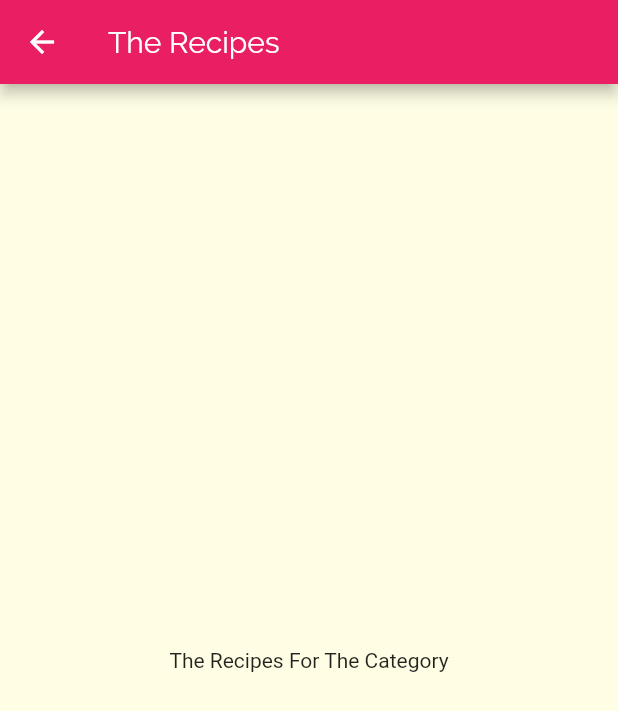
After one commit to blink486/mealsApp, a Flutter app: the screen it shows after launch, after a tap on "Italian", on a phone screen of 412 x 824 dp. The commit adds this screen. Shown: the top 711 px of the screen. Run offline on Flutter 3.47's test engine with Material 2 defaults, Android fonts, the phone set to English and light mode, and no system bars.

Commit message:
page_load

```diff
--- a/lib/category_item.dart
+++ b/lib/category_item.dart
@@ -1,4 +1,5 @@
 import 'package:flutter/material.dart';
+import './category_meals_screen.dart';
 
 class CategoryItem extends StatelessWidget {
   final String title;
@@ -6,9 +7,23 @@ class CategoryItem extends StatelessWidget {
 
   CategoryItem(this.title, this.color);
 
+  void selectCategory(BuildContext ctx) {
+    Navigator.of(ctx).push(
+      MaterialPageRoute(
+        builder: (_) {
+          return CategoryMealsScreen();
+        },
+      ),
+    );
+  }
+
   @override
   Widget build(BuildContext context) {
-    return Container(
+    return InkWell(
+      onTap: () => selectCategory(context),
+      splashColor: Theme.of(context).primaryColor,
+      borderRadius: BorderRadius.circular(15),
+      child: Container(
         padding: const EdgeInsets.all(15),
         child: Text(
           title,
@@ -25,6 +40,7 @@ class CategoryItem extends StatelessWidget {
           ),
           borderRadius: BorderRadius.circular(15),
         ),
+      ),
     );
   }
 }
--- /dev/null
+++ b/lib/category_meals_screen.dart
@@ -0,0 +1,19 @@
+import 'package:flutter/material.dart';
+
+class CategoryMealsScreen extends StatelessWidget {
+  @override
+  Widget build(BuildContext context) {
+    return Scaffold(
+      appBar: AppBar(
+        title: Text(
+          'The Recipes ',
+        ),
+      ),
+      body: Center(
+        child: Text(
+          'The Recipes For The Category',
+        ),
+      ),
+    );
+  }
+}
```
Lines whose indentation alone changed are shown as unchanged.
